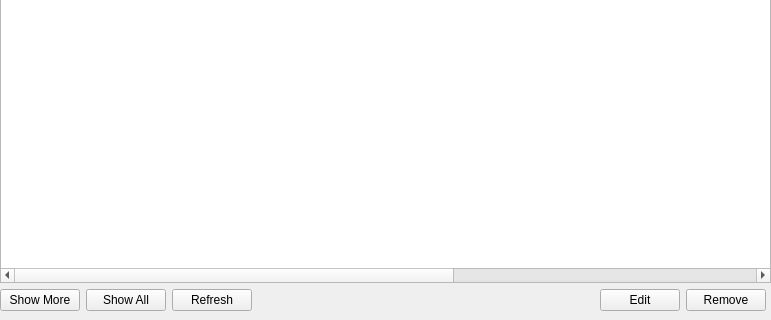
WorksAhead/Base, file BaseClient/Source/ManageContentWidget.ui: the form before one commit; both pictures show x 0 to 771 and y 294 to 614 of the 771 by 614 pixel window.
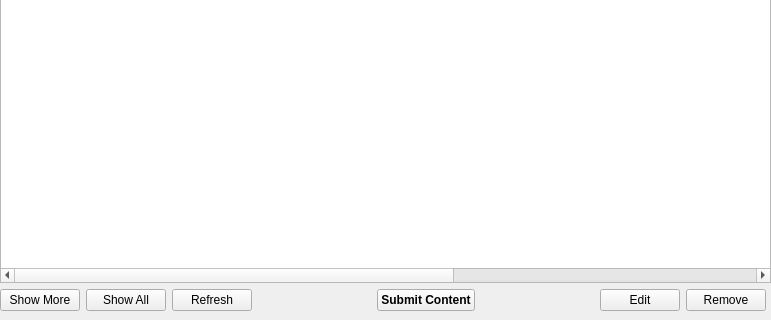
The form after the commit.

Commit message: Submit Content 按钮移至 Manage 页面中。

What changed in the file:
```diff
--- a/BaseClient/Source/ManageContentWidget.ui
+++ b/BaseClient/Source/ManageContentWidget.ui
@@ -149,6 +149,32 @@
        </property>
       </spacer>
      </item>
+     <item>
+      <widget class="QPushButton" name="submitButton">
+       <property name="font">
+        <font>
+         <weight>75</weight>
+         <bold>true</bold>
+        </font>
+       </property>
+       <property name="text">
+        <string>Submit Content</string>
+       </property>
+      </widget>
+     </item>
+     <item>
+      <spacer name="horizontalSpacer">
+       <property name="orientation">
+        <enum>Qt::Horizontal</enum>
+       </property>
+       <property name="sizeHint" stdset="0">
+        <size>
+         <width>40</width>
+         <height>20</height>
+        </size>
+       </property>
+      </spacer>
+     </item>
      <item>
       <widget class="QPushButton" name="editButton">
        <property name="text">
```
The commit also changes 5 other files.
